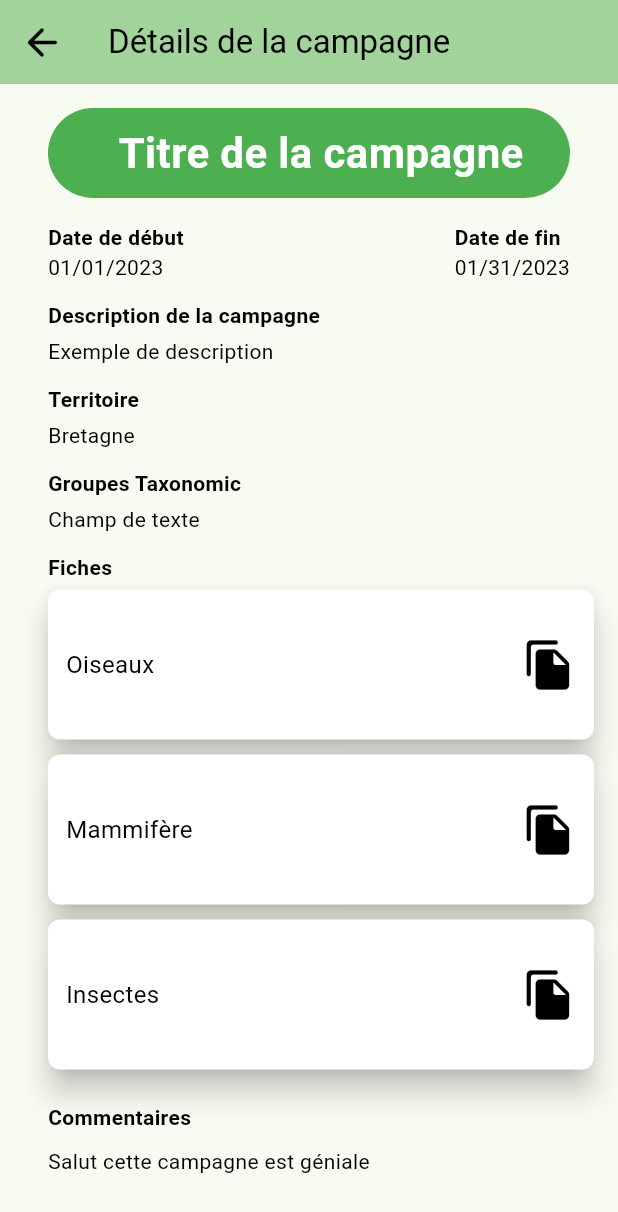
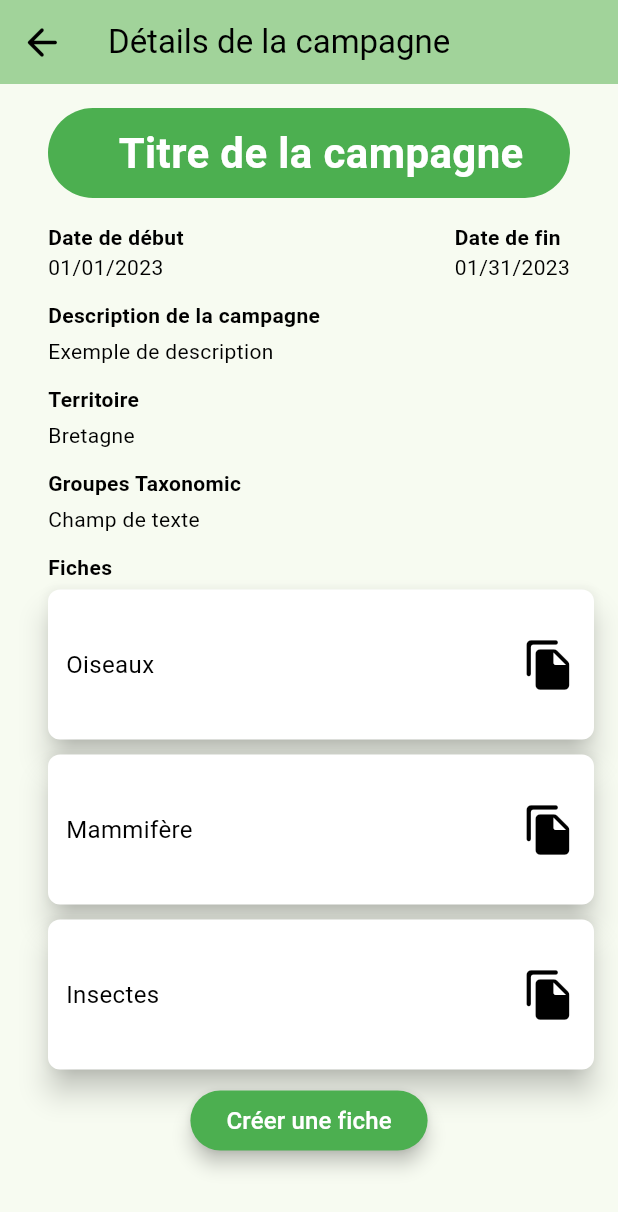
Before and after one commit to Fafary/MMM-Project, a Flutter app: the CampaignScreen screen opened by its route, on a phone screen of 412 x 824 dp. Shown: the top 1212 px of the screen. Run offline on Flutter 3.47's test engine with Material 2 defaults, Android fonts, the phone set to English and light mode, and no system bars; our stand-ins replace cloud_firestore, firebase_auth, firebase_core, flutter_form_builder, form_builder_validators; accounts and stored records are empty.

Commit message:
ajout du bouton creation fiche dans la campagne_screen.dart

```diff
--- a/lib/dir_campagne/campagne_screen.dart
+++ b/lib/dir_campagne/campagne_screen.dart
@@ -219,26 +219,23 @@ class CampaignScreen extends StatelessWidget {
                     ),
                   ),
                   const SizedBox(height: 10),
-                  const Padding(
-                    padding: EdgeInsets.fromLTRB(16, 12, 0, 0),
-                    child: Text(
-                      'Commentaires',
-                      style: TextStyle(
-                        fontFamily: 'Roboto',
-                        color: Colors.black,
-                        fontWeight: FontWeight.bold,
+                  Align(
+                    alignment: Alignment.center,
+                    child: ElevatedButton(
+                      onPressed: () {
+                        // Navigator.of(context).pushNamed('/create_fiche');
+                      },
+                      style: ElevatedButton.styleFrom(
+                        primary: Colors.green,
+                        elevation: 5,
                       ),
-                    ),
-                  ),
-                  const SizedBox(height: 5),
-                  Padding(
-                    padding: const EdgeInsets.fromLTRB(16, 4, 0, 0),
-                    // EXEMPLES A CHANGER PAR LES VALEURS DE LA BASE DE DONNEE
-                    child: Text(
-                      'Salut cette campagne est géniale',
-                      style: TextStyle(
-                        fontFamily: 'Roboto',
-                        color: Colors.black,
+                      child: const Text(
+                        'Créer une fiche',
+                        style: TextStyle(
+                          fontSize: 16,
+                          fontFamily: 'Roboto',
+                          color: Colors.white, // Couleur du texte
+                        ),
                       ),
                     ),
                   ),
```
